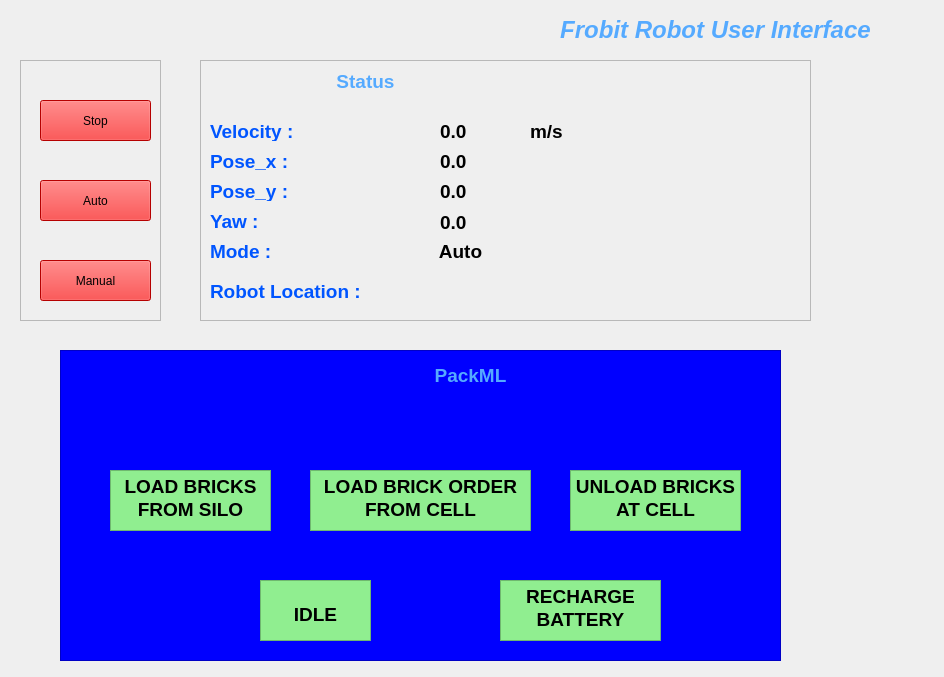
Above: fmApp/sdu/group6/rqt_mypkg/resource/FrobitGUI.ui from LeonBondeLarsen/FroboMind before the change. Below: the same form after it.
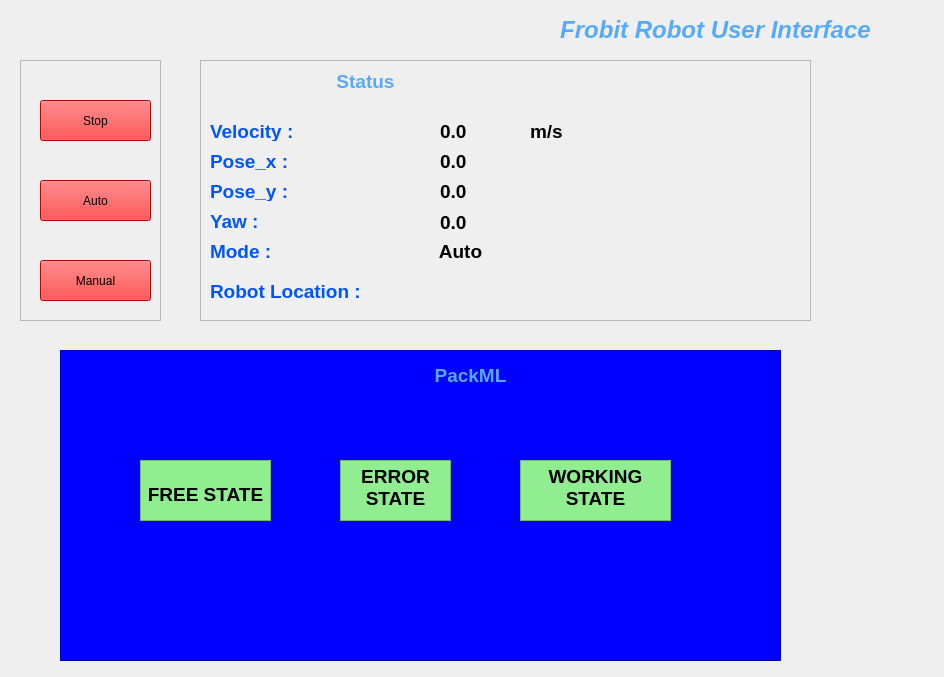
That is the form after the change.

Diff of the .ui file:
```diff
--- a/fmApp/sdu/group6/rqt_mypkg/resource/FrobitGUI.ui
+++ b/fmApp/sdu/group6/rqt_mypkg/resource/FrobitGUI.ui
@@ -341,8 +341,8 @@
    <widget class="QTextEdit" name="idleState">
     <property name="geometry">
      <rect>
-      <x>200</x>
-      <y>230</y>
+      <x>280</x>
+      <y>110</y>
       <width>111</width>
       <height>61</height>
      </rect>
@@ -357,16 +357,38 @@
 &lt;html&gt;&lt;head&gt;&lt;meta name=&quot;qrichtext&quot; content=&quot;1&quot; /&gt;&lt;style type=&quot;text/css&quot;&gt;
 p, li { white-space: pre-wrap; }
 &lt;/style&gt;&lt;/head&gt;&lt;body style=&quot; font-family:'Ubuntu'; font-size:11pt; font-weight:400; font-style:normal;&quot;&gt;
+&lt;p align=&quot;center&quot; style=&quot; margin-top:0px; margin-bottom:0px; margin-left:0px; margin-right:0px; -qt-block-indent:0; text-indent:0px;&quot;&gt;&lt;span style=&quot; font-size:14pt; font-weight:600;&quot;&gt;ERROR STATE&lt;/span&gt;&lt;/p&gt;&lt;/body&gt;&lt;/html&gt;</string>
+    </property>
+   </widget>
+   <widget class="QTextEdit" name="freeState">
+    <property name="geometry">
+     <rect>
+      <x>80</x>
+      <y>110</y>
+      <width>131</width>
+      <height>61</height>
+     </rect>
+    </property>
+    <property name="styleSheet">
+     <string notr="true">QTextEdit {
+     background-color: lightgreen;
+}</string>
+    </property>
+    <property name="html">
+     <string>&lt;!DOCTYPE HTML PUBLIC &quot;-//W3C//DTD HTML 4.0//EN&quot; &quot;http://www.w3.org/TR/REC-html40/strict.dtd&quot;&gt;
+&lt;html&gt;&lt;head&gt;&lt;meta name=&quot;qrichtext&quot; content=&quot;1&quot; /&gt;&lt;style type=&quot;text/css&quot;&gt;
+p, li { white-space: pre-wrap; }
+&lt;/style&gt;&lt;/head&gt;&lt;body style=&quot; font-family:'Ubuntu'; font-size:11pt; font-weight:400; font-style:normal;&quot;&gt;
 &lt;p align=&quot;center&quot; style=&quot;-qt-paragraph-type:empty; margin-top:0px; margin-bottom:0px; margin-left:0px; margin-right:0px; -qt-block-indent:0; text-indent:0px;&quot;&gt;&lt;br /&gt;&lt;/p&gt;
-&lt;p align=&quot;center&quot; style=&quot; margin-top:0px; margin-bottom:0px; margin-left:0px; margin-right:0px; -qt-block-indent:0; text-indent:0px;&quot;&gt;&lt;span style=&quot; font-size:14pt; font-weight:600;&quot;&gt;IDLE&lt;/span&gt;&lt;/p&gt;&lt;/body&gt;&lt;/html&gt;</string>
+&lt;p align=&quot;center&quot; style=&quot; margin-top:0px; margin-bottom:0px; margin-left:0px; margin-right:0px; -qt-block-indent:0; text-indent:0px;&quot;&gt;&lt;span style=&quot; font-size:14pt; font-weight:600;&quot;&gt;FREE STATE&lt;/span&gt;&lt;/p&gt;&lt;/body&gt;&lt;/html&gt;</string>
     </property>
    </widget>
    <widget class="QTextEdit" name="loadbricksSiloState">
     <property name="geometry">
      <rect>
-      <x>50</x>
-      <y>120</y>
-      <width>161</width>
+      <x>460</x>
+      <y>110</y>
+      <width>151</width>
       <height>61</height>
      </rect>
     </property>
@@ -380,77 +402,7 @@
 &lt;html&gt;&lt;head&gt;&lt;meta name=&quot;qrichtext&quot; content=&quot;1&quot; /&gt;&lt;style type=&quot;text/css&quot;&gt;
 p, li { white-space: pre-wrap; }
 &lt;/style&gt;&lt;/head&gt;&lt;body style=&quot; font-family:'Ubuntu'; font-size:11pt; font-weight:400; font-style:normal;&quot;&gt;
-&lt;p align=&quot;center&quot; style=&quot; margin-top:0px; margin-bottom:0px; margin-left:0px; margin-right:0px; -qt-block-indent:0; text-indent:0px;&quot;&gt;&lt;span style=&quot; font-size:14pt; font-weight:600;&quot;&gt;LOAD BRICKS&lt;/span&gt;&lt;/p&gt;
-&lt;p align=&quot;center&quot; style=&quot; margin-top:0px; margin-bottom:0px; margin-left:0px; margin-right:0px; -qt-block-indent:0; text-indent:0px;&quot;&gt;&lt;span style=&quot; font-size:14pt; font-weight:600;&quot;&gt;FROM SILO&lt;/span&gt;&lt;/p&gt;&lt;/body&gt;&lt;/html&gt;</string>
-    </property>
-   </widget>
-   <widget class="QTextEdit" name="unloadbricksState">
-    <property name="geometry">
-     <rect>
-      <x>510</x>
-      <y>120</y>
-      <width>171</width>
-      <height>61</height>
-     </rect>
-    </property>
-    <property name="styleSheet">
-     <string notr="true">QTextEdit {
-     background-color: lightgreen;
-}</string>
-    </property>
-    <property name="html">
-     <string>&lt;!DOCTYPE HTML PUBLIC &quot;-//W3C//DTD HTML 4.0//EN&quot; &quot;http://www.w3.org/TR/REC-html40/strict.dtd&quot;&gt;
-&lt;html&gt;&lt;head&gt;&lt;meta name=&quot;qrichtext&quot; content=&quot;1&quot; /&gt;&lt;style type=&quot;text/css&quot;&gt;
-p, li { white-space: pre-wrap; }
-&lt;/style&gt;&lt;/head&gt;&lt;body style=&quot; font-family:'Ubuntu'; font-size:11pt; font-weight:400; font-style:normal;&quot;&gt;
-&lt;p align=&quot;center&quot; style=&quot; margin-top:0px; margin-bottom:0px; margin-left:0px; margin-right:0px; -qt-block-indent:0; text-indent:0px;&quot;&gt;&lt;span style=&quot; font-size:14pt; font-weight:600;&quot;&gt;UNLOAD BRICKS&lt;/span&gt;&lt;/p&gt;
-&lt;p align=&quot;center&quot; style=&quot; margin-top:0px; margin-bottom:0px; margin-left:0px; margin-right:0px; -qt-block-indent:0; text-indent:0px;&quot;&gt;&lt;span style=&quot; font-size:14pt; font-weight:600;&quot;&gt;AT CELL&lt;/span&gt;&lt;/p&gt;&lt;/body&gt;&lt;/html&gt;</string>
-    </property>
-   </widget>
-   <widget class="QTextEdit" name="loadbricksCellState">
-    <property name="geometry">
-     <rect>
-      <x>250</x>
-      <y>120</y>
-      <width>221</width>
-      <height>61</height>
-     </rect>
-    </property>
-    <property name="styleSheet">
-     <string notr="true">QTextEdit {
-     background-color: lightgreen;
-}</string>
-    </property>
-    <property name="html">
-     <string>&lt;!DOCTYPE HTML PUBLIC &quot;-//W3C//DTD HTML 4.0//EN&quot; &quot;http://www.w3.org/TR/REC-html40/strict.dtd&quot;&gt;
-&lt;html&gt;&lt;head&gt;&lt;meta name=&quot;qrichtext&quot; content=&quot;1&quot; /&gt;&lt;style type=&quot;text/css&quot;&gt;
-p, li { white-space: pre-wrap; }
-&lt;/style&gt;&lt;/head&gt;&lt;body style=&quot; font-family:'Ubuntu'; font-size:11pt; font-weight:400; font-style:normal;&quot;&gt;
-&lt;p align=&quot;center&quot; style=&quot; margin-top:0px; margin-bottom:0px; margin-left:0px; margin-right:0px; -qt-block-indent:0; text-indent:0px;&quot;&gt;&lt;span style=&quot; font-size:14pt; font-weight:600;&quot;&gt;LOAD BRICK ORDER&lt;/span&gt;&lt;/p&gt;
-&lt;p align=&quot;center&quot; style=&quot; margin-top:0px; margin-bottom:0px; margin-left:0px; margin-right:0px; -qt-block-indent:0; text-indent:0px;&quot;&gt;&lt;span style=&quot; font-size:14pt; font-weight:600;&quot;&gt;FROM CELL&lt;/span&gt;&lt;/p&gt;&lt;/body&gt;&lt;/html&gt;</string>
-    </property>
-   </widget>
-   <widget class="QTextEdit" name="rechargebatteryState">
-    <property name="geometry">
-     <rect>
-      <x>440</x>
-      <y>230</y>
-      <width>161</width>
-      <height>61</height>
-     </rect>
-    </property>
-    <property name="styleSheet">
-     <string notr="true">QTextEdit {
-     background-color: lightgreen;
-}</string>
-    </property>
-    <property name="html">
-     <string>&lt;!DOCTYPE HTML PUBLIC &quot;-//W3C//DTD HTML 4.0//EN&quot; &quot;http://www.w3.org/TR/REC-html40/strict.dtd&quot;&gt;
-&lt;html&gt;&lt;head&gt;&lt;meta name=&quot;qrichtext&quot; content=&quot;1&quot; /&gt;&lt;style type=&quot;text/css&quot;&gt;
-p, li { white-space: pre-wrap; }
-&lt;/style&gt;&lt;/head&gt;&lt;body style=&quot; font-family:'Ubuntu'; font-size:11pt; font-weight:400; font-style:normal;&quot;&gt;
-&lt;p align=&quot;center&quot; style=&quot; margin-top:0px; margin-bottom:0px; margin-left:0px; margin-right:0px; -qt-block-indent:0; text-indent:0px;&quot;&gt;&lt;span style=&quot; font-size:14pt; font-weight:600;&quot;&gt;RECHARGE&lt;/span&gt;&lt;/p&gt;
-&lt;p align=&quot;center&quot; style=&quot; margin-top:0px; margin-bottom:0px; margin-left:0px; margin-right:0px; -qt-block-indent:0; text-indent:0px;&quot;&gt;&lt;span style=&quot; font-size:14pt; font-weight:600;&quot;&gt;BATTERY&lt;/span&gt;&lt;/p&gt;&lt;/body&gt;&lt;/html&gt;</string>
+&lt;p align=&quot;center&quot; style=&quot; margin-top:0px; margin-bottom:0px; margin-left:0px; margin-right:0px; -qt-block-indent:0; text-indent:0px;&quot;&gt;&lt;span style=&quot; font-size:14pt; font-weight:600;&quot;&gt;WORKING STATE&lt;/span&gt;&lt;/p&gt;&lt;/body&gt;&lt;/html&gt;</string>
     </property>
    </widget>
   </widget>
```
Left out of the diff: 8 changed lines with no effect on the pictures.
